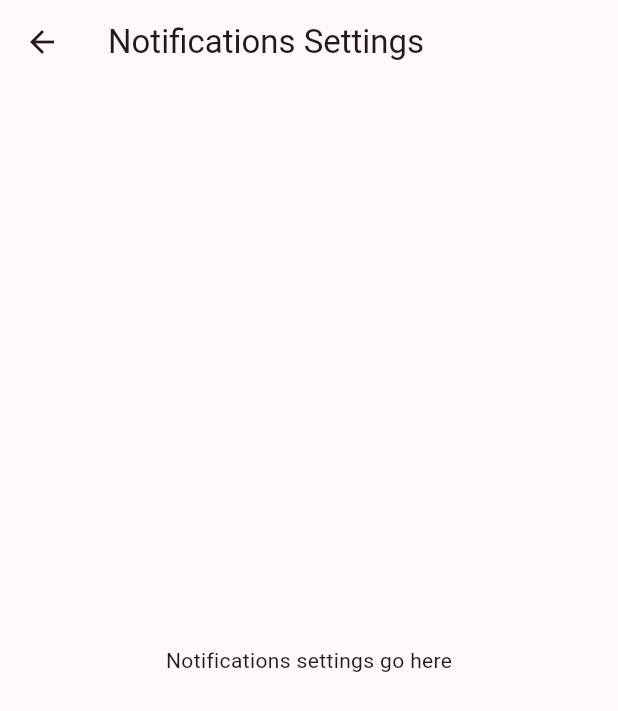
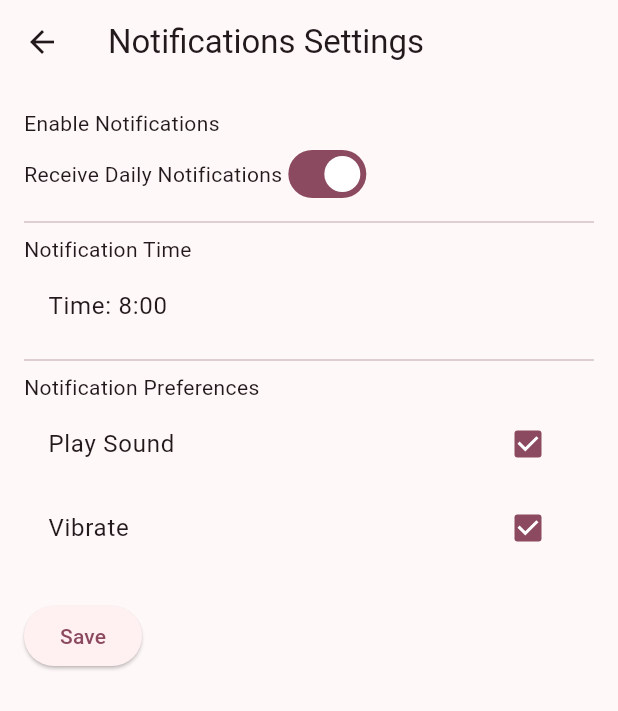
Before and after one commit to CSCI4100U/mobile-group-project-2023-mlja, a Flutter app: the NotificationsSettingsPage screen opened directly, on a phone screen of 412 x 824 dp. Shown: the top 711 px of the screen. Run offline on Flutter 3.47's test engine with Material 2 defaults, Android fonts, the phone set to English and light mode, and no system bars; our stand-ins replace sqflite; accounts and stored records are empty.

Commit message:
added page for notification settings

```diff
--- a/life_balance_plus/lib/view/pages/settings_page.dart
+++ b/life_balance_plus/lib/view/pages/settings_page.dart
@@ -266,15 +266,89 @@ class _UnitsAndPreferencesSettingsPageState
   }
 }
 
-class NotificationsSettingsPage extends StatelessWidget {
+class NotificationsSettingsPage extends StatefulWidget {
+  @override
+  _NotificationsSettingsPageState createState() =>
+      _NotificationsSettingsPageState();
+}
+
+class _NotificationsSettingsPageState extends State<NotificationsSettingsPage> {
+  bool enableNotifications = true;
+  bool enableSound = true;
+  bool enableVibration = true;
+  TimeOfDay notificationTime = TimeOfDay(hour: 8, minute: 0);
+
   @override
   Widget build(BuildContext context) {
     return Scaffold(
       appBar: AppBar(
         title: Text('Notifications Settings'),
       ),
-      body: Center(
-        child: Text('Notifications settings go here'),
+      body: Padding(
+        padding: const EdgeInsets.all(16.0),
+        child: Column(
+          crossAxisAlignment: CrossAxisAlignment.start,
+          children: [
+            Text('Enable Notifications'),
+            Row(
+              children: [
+                Text('Receive Daily Notifications'),
+                Switch(
+                  value: enableNotifications,
+                  onChanged: (value) {
+                    setState(() {
+                      enableNotifications = value;
+                    });
+                  },
+                ),
+              ],
+            ),
+            Divider(),
+            Text('Notification Time'),
+            ListTile(
+              title: Text(
+                  'Time: ${notificationTime.hour}:${notificationTime.minute.toString().padLeft(2, '0')}'),
+              onTap: () async {
+                final pickedTime = await showTimePicker(
+                  context: context,
+                  initialTime: notificationTime,
+                );
+                if (pickedTime != null && pickedTime != notificationTime) {
+                  setState(() {
+                    notificationTime = pickedTime;
+                  });
+                }
+              },
+            ),
+            Divider(),
+            Text('Notification Preferences'),
+            CheckboxListTile(
+              title: Text('Play Sound'),
+              value: enableSound,
+              onChanged: (value) {
+                setState(() {
+                  enableSound = value;
+                });
+              },
+            ),
+            CheckboxListTile(
+              title: Text('Vibrate'),
+              value: enableVibration,
+              onChanged: (value) {
+                setState(() {
+                  enableVibration = value;
+                });
+              },
+            ),
+            SizedBox(height: 20.0),
+            ElevatedButton(
+              onPressed: () {
+                // Save the updated notification settings to the server or storage here.
+              },
+              child: Text('Save'),
+            ),
+          ],
+        ),
       ),
     );
   }
```
